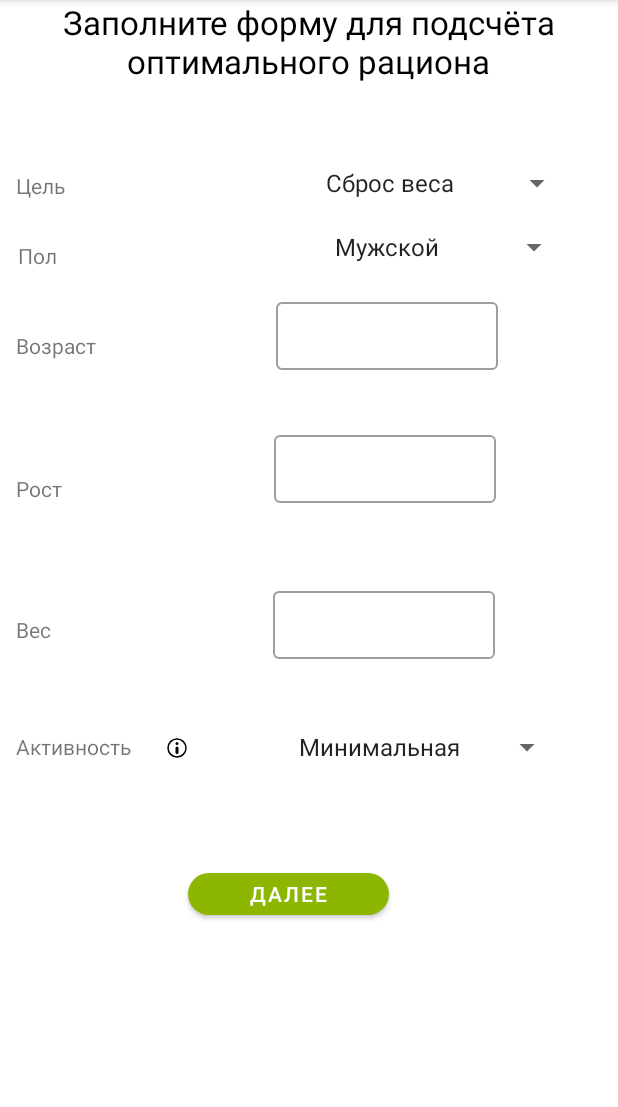
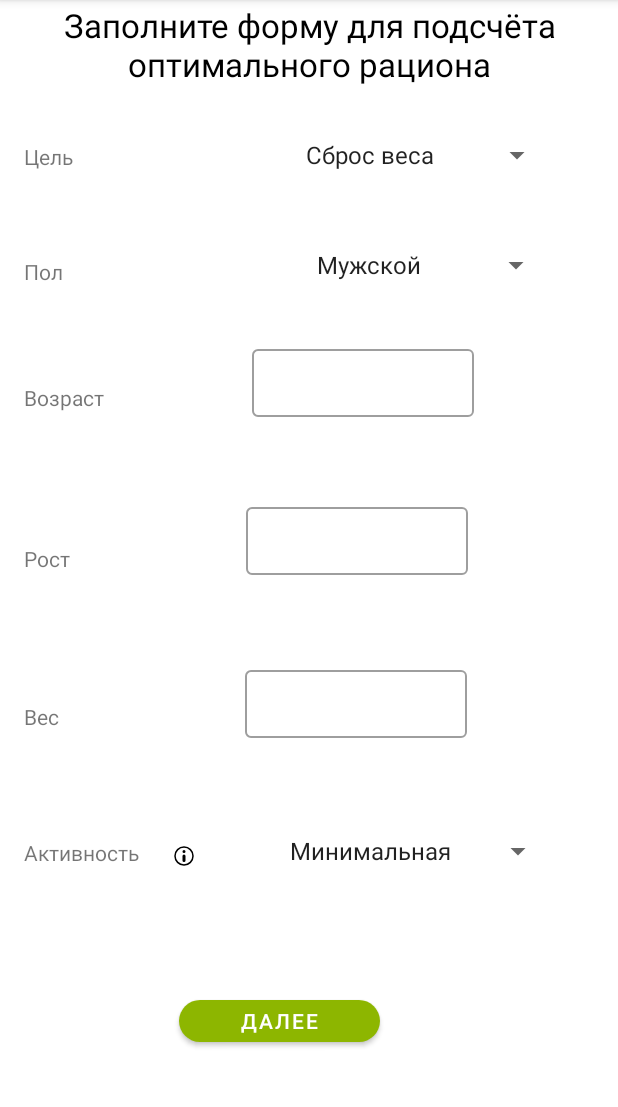
Before and after one commit to AbatedPlacebo/MyRation, an Android app: the screen it shows after launch (MainActivity), after a tap on "ДАЛЕЕ", on a phone screen of 412 x 824 dp, the part 84-1191 px from its top. Run offline under Robolectric (Android 15) with nearby library versions, the phone set to English and light mode, and no system bars; our stand-ins replace navigation-ui; 1 other tap on this screen came first.

Commit message:
ConstraintLayout, они повсюду)

```diff
--- a/app/src/main/res/layout/questions.xml
+++ b/app/src/main/res/layout/questions.xml
@@ -1,5 +1,5 @@
 <?xml version="1.0" encoding="utf-8"?>
-<LinearLayout xmlns:android="http://schemas.android.com/apk/res/android"
+<androidx.constraintlayout.widget.ConstraintLayout xmlns:android="http://schemas.android.com/apk/res/android"
     xmlns:app="http://schemas.android.com/apk/res-auto"
     xmlns:tools="http://schemas.android.com/tools"
     android:layout_width="match_parent"
@@ -9,21 +9,6 @@
     android:gravity="center"
     tools:context=".MainActivity">
 
-    <TextView
-        android:id="@+id/answer_text_view"
-        android:layout_width="395dp"
-        android:layout_height="wrap_content"
-        android:paddingLeft="10dp"
-        android:paddingRight="10dp"
-        android:text="@string/question_header"
-        android:textColor="@android:color/black"
-        android:gravity="center"
-        android:textSize="22sp" />
-
-    <androidx.constraintlayout.widget.ConstraintLayout
-        android:layout_width="match_parent"
-        android:layout_height="match_parent"
-        tools:context=".ui.notifications.NotificationsFragment">
 
         <Spinner
             android:id="@+id/spinner_target"
@@ -36,10 +21,10 @@
             android:textSize="15sp"
             app:layout_constraintBottom_toBottomOf="parent"
             app:layout_constraintEnd_toEndOf="parent"
-            app:layout_constraintHorizontal_bias="0.824"
+            app:layout_constraintHorizontal_bias="0.705"
             app:layout_constraintStart_toEndOf="@+id/textView_target"
             app:layout_constraintTop_toTopOf="parent"
-            app:layout_constraintVertical_bias="0.061" />
+            app:layout_constraintVertical_bias="0.107" />
 
         <Spinner
             android:id="@+id/spinner_male"
@@ -52,10 +37,10 @@
             android:textSize="15sp"
             app:layout_constraintBottom_toBottomOf="parent"
             app:layout_constraintEnd_toEndOf="parent"
-            app:layout_constraintHorizontal_bias="0.83"
+            app:layout_constraintHorizontal_bias="0.74"
             app:layout_constraintStart_toEndOf="@+id/textView_male"
             app:layout_constraintTop_toTopOf="parent"
-            app:layout_constraintVertical_bias="0.125" />
+            app:layout_constraintVertical_bias="0.208" />
 
         <com.google.android.material.textfield.TextInputLayout
             android:id="@+id/ageContainer"
@@ -67,10 +52,10 @@
             app:helperTextTextColor="@android:color/holo_red_dark"
             app:layout_constraintBottom_toBottomOf="parent"
             app:layout_constraintEnd_toEndOf="parent"
-            app:layout_constraintHorizontal_bias="0.764"
+            app:layout_constraintHorizontal_bias="0.609"
             app:layout_constraintStart_toEndOf="@+id/textView_age"
             app:layout_constraintTop_toBottomOf="@+id/spinner_male"
-            app:layout_constraintVertical_bias="0.026">
+            app:layout_constraintVertical_bias="0.065">
 
             <com.google.android.material.textfield.TextInputEditText
                 android:id="@+id/text_age"
@@ -91,10 +76,10 @@
             app:helperTextTextColor="@android:color/holo_red_dark"
             app:layout_constraintBottom_toBottomOf="parent"
             app:layout_constraintEnd_toEndOf="parent"
-            app:layout_constraintHorizontal_bias="0.796"
+            app:layout_constraintHorizontal_bias="0.65"
             app:layout_constraintStart_toEndOf="@+id/textView_height"
             app:layout_constraintTop_toBottomOf="@+id/ageContainer"
-            app:layout_constraintVertical_bias="0.045">
+            app:layout_constraintVertical_bias="0.09">
 
             <com.google.android.material.textfield.TextInputEditText
                 android:id="@+id/text_height"
@@ -120,10 +105,10 @@
             app:helperTextTextColor="@android:color/holo_red_dark"
             app:layout_constraintBottom_toTopOf="@+id/spinner_activity"
             app:layout_constraintEnd_toEndOf="parent"
-            app:layout_constraintHorizontal_bias="0.803"
+            app:layout_constraintHorizontal_bias="0.661"
             app:layout_constraintStart_toEndOf="@+id/textView_weight"
             app:layout_constraintTop_toBottomOf="@+id/heightContainer"
-            app:layout_constraintVertical_bias="0.609">
+            app:layout_constraintVertical_bias="0.507">
 
             <com.google.android.material.textfield.TextInputEditText
                 android:id="@+id/text_weight"
@@ -150,10 +135,10 @@
             android:textSize="15sp"
             app:layout_constraintBottom_toBottomOf="parent"
             app:layout_constraintEnd_toEndOf="parent"
-            app:layout_constraintHorizontal_bias="0.722"
+            app:layout_constraintHorizontal_bias="0.642"
             app:layout_constraintStart_toEndOf="@+id/textView_activity"
             app:layout_constraintTop_toTopOf="parent"
-            app:layout_constraintVertical_bias="0.623" />
+            app:layout_constraintVertical_bias="0.748" />
 
     <TextView
         android:id="@+id/textView_target"
@@ -162,10 +147,10 @@
         android:text="Цель"
         app:layout_constraintBottom_toBottomOf="parent"
         app:layout_constraintEnd_toEndOf="parent"
-            app:layout_constraintHorizontal_bias="0.032"
+        app:layout_constraintHorizontal_bias="0.046"
         app:layout_constraintStart_toStartOf="parent"
         app:layout_constraintTop_toTopOf="parent"
-            app:layout_constraintVertical_bias="0.086" />
+        app:layout_constraintVertical_bias="0.128" />
 
     <TextView
         android:id="@+id/textView_male"
@@ -174,10 +159,10 @@
         android:text="Пол"
         app:layout_constraintBottom_toBottomOf="parent"
         app:layout_constraintEnd_toEndOf="parent"
-            app:layout_constraintHorizontal_bias="0.034"
+        app:layout_constraintHorizontal_bias="0.044"
         app:layout_constraintStart_toStartOf="parent"
         app:layout_constraintTop_toTopOf="parent"
-            app:layout_constraintVertical_bias="0.153" />
+        app:layout_constraintVertical_bias="0.23" />
 
     <TextView
         android:id="@+id/textView_age"
@@ -186,10 +171,10 @@
         android:text="Возраст"
         app:layout_constraintBottom_toBottomOf="parent"
         app:layout_constraintEnd_toEndOf="parent"
-            app:layout_constraintHorizontal_bias="0.031"
+        app:layout_constraintHorizontal_bias="0.046"
         app:layout_constraintStart_toStartOf="parent"
         app:layout_constraintTop_toTopOf="parent"
-            app:layout_constraintVertical_bias="0.241" />
+        app:layout_constraintVertical_bias="0.344" />
 
     <TextView
         android:id="@+id/textView_height"
@@ -198,10 +183,10 @@
         android:text="Рост"
         app:layout_constraintBottom_toBottomOf="parent"
         app:layout_constraintEnd_toEndOf="parent"
-            app:layout_constraintHorizontal_bias="0.029"
+        app:layout_constraintHorizontal_bias="0.043"
         app:layout_constraintStart_toStartOf="parent"
         app:layout_constraintTop_toTopOf="parent"
-            app:layout_constraintVertical_bias="0.377" />
+        app:layout_constraintVertical_bias="0.486" />
 
     <TextView
         android:id="@+id/textView_weight"
@@ -210,10 +195,10 @@
         android:text="Вес"
         app:layout_constraintBottom_toBottomOf="parent"
         app:layout_constraintEnd_toEndOf="parent"
-            app:layout_constraintHorizontal_bias="0.029"
+        app:layout_constraintHorizontal_bias="0.042"
         app:layout_constraintStart_toStartOf="parent"
         app:layout_constraintTop_toTopOf="parent"
-            app:layout_constraintVertical_bias="0.515" />
+        app:layout_constraintVertical_bias="0.629" />
 
     <TextView
         android:id="@+id/textView_activity"
@@ -222,10 +207,10 @@
         android:text="Активность"
         app:layout_constraintBottom_toBottomOf="parent"
         app:layout_constraintEnd_toEndOf="parent"
-            app:layout_constraintHorizontal_bias="0.034"
+        app:layout_constraintHorizontal_bias="0.05"
         app:layout_constraintStart_toStartOf="parent"
         app:layout_constraintTop_toTopOf="parent"
-            app:layout_constraintVertical_bias="0.631" />
+        app:layout_constraintVertical_bias="0.754" />
 
     <Button
             android:id="@+id/button_next"
@@ -236,10 +221,10 @@
             app:cornerRadius="35dp"
             app:layout_constraintBottom_toBottomOf="parent"
             app:layout_constraintEnd_toEndOf="parent"
-            app:layout_constraintHorizontal_bias="0.451"
+            app:layout_constraintHorizontal_bias="0.429"
             app:layout_constraintStart_toStartOf="parent"
             app:layout_constraintTop_toTopOf="parent"
-            app:layout_constraintVertical_bias="0.729" />
+            app:layout_constraintVertical_bias="0.891" />
 
     <ImageButton
         android:id="@+id/info_activity_Button"
@@ -248,13 +233,28 @@
         android:background="#FFFFFF"
         app:layout_constraintBottom_toBottomOf="parent"
         app:layout_constraintEnd_toEndOf="parent"
-            app:layout_constraintHorizontal_bias="0.272"
+        app:layout_constraintHorizontal_bias="0.284"
         app:layout_constraintStart_toStartOf="parent"
         app:layout_constraintTop_toTopOf="parent"
-            app:layout_constraintVertical_bias="0.626"
+        app:layout_constraintVertical_bias="0.75"
         app:srcCompat="@drawable/ic_information_24dp" />
+
+    <TextView
+            android:id="@+id/answer_text_view"
+            android:layout_width="395dp"
+            android:layout_height="wrap_content"
+            android:layout_marginBottom="26dp"
+            android:gravity="center"
+            android:paddingLeft="10dp"
+            android:paddingRight="10dp"
+            android:text="@string/question_header"
+            android:textColor="@android:color/black"
+            android:textSize="22sp"
+            app:layout_constraintBottom_toTopOf="@+id/spinner_target"
+            app:layout_constraintEnd_toEndOf="parent"
+            app:layout_constraintStart_toStartOf="parent"
+            app:layout_constraintTop_toTopOf="parent" />
+
 
 
 </androidx.constraintlayout.widget.ConstraintLayout>
-
-</LinearLayout>
```
Also changed, not shown: app/src/main/res/layout/bottom_sheet_layout.xml (+62 -25 lines), app/src/main/res/layout/privacy_police.xml (+27 -10 lines). Lines whose indentation alone changed are shown as unchanged.
